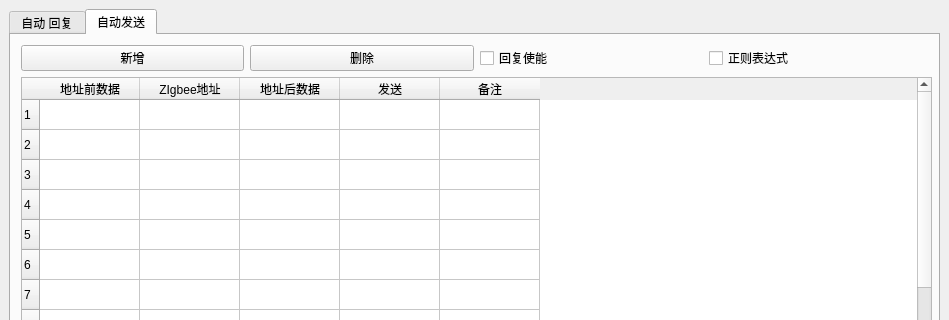
JonahKing/SerialHelper-QT, file SerialHelper/autoreplywindows.ui: the form before one commit; both pictures show x 0 to 949 and y 0 to 320 of the 949 by 600 pixel window.
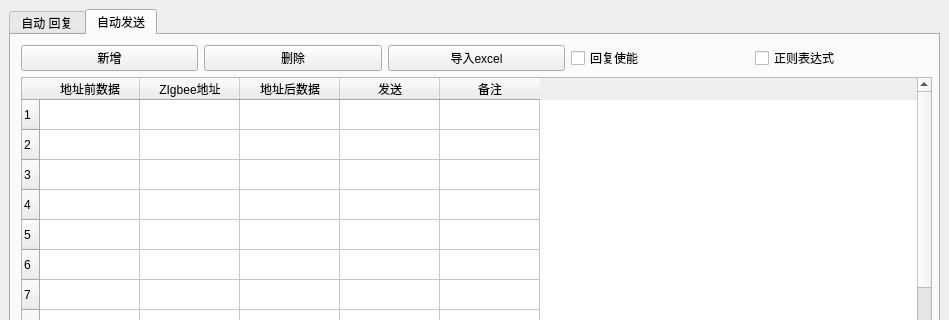
The form after the commit. The open tabs and pages were chosen to show the change.

Diff of the .ui file:
```diff
--- a/SerialHelper/autoreplywindows.ui
+++ b/SerialHelper/autoreplywindows.ui
@@ -21,7 +21,7 @@
     <item row="1" column="0">
      <widget class="QTabWidget" name="tabWidget">
       <property name="currentIndex">
-       <number>0</number>
+       <number>1</number>
       </property>
       <widget class="QWidget" name="tab">
        <attribute name="title">
@@ -67,7 +67,7 @@
          </item>
          <item row="1" column="0" colspan="4">
           <widget class="QTableWidget" name="tableWidget">
-           <property name="tabletTracking">
+           <property name="tabletTracking" stdset="0">
             <bool>false</bool>
            </property>
            <row>
@@ -264,9 +264,9 @@
          </rect>
         </property>
         <layout class="QGridLayout" name="gridLayout_4">
-         <item row="2" column="0" colspan="4">
+         <item row="2" column="0" colspan="5">
           <widget class="QTableWidget" name="MunualSendTabWidget">
-           <property name="tabletTracking">
+           <property name="tabletTracking" stdset="0">
             <bool>false</bool>
            </property>
            <row>
@@ -465,20 +465,27 @@
            </property>
           </widget>
          </item>
-         <item row="0" column="3">
+         <item row="0" column="4">
           <widget class="QCheckBox" name="checkBox_5">
            <property name="text">
             <string>正则表达式</string>
            </property>
           </widget>
          </item>
-         <item row="0" column="2">
+         <item row="0" column="3">
           <widget class="QCheckBox" name="checkBox_6">
            <property name="text">
             <string>回复使能</string>
            </property>
           </widget>
          </item>
+         <item row="0" column="2">
+          <widget class="QPushButton" name="InsertExcel">
+           <property name="text">
+            <string>导入excel</string>
+           </property>
+          </widget>
+         </item>
         </layout>
        </widget>
       </widget>
@@ -492,7 +499,7 @@
      <x>0</x>
      <y>0</y>
      <width>949</width>
-     <height>28</height>
+     <height>23</height>
     </rect>
    </property>
   </widget>
```
